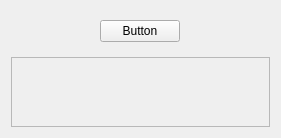
Before: the Qt Designer form src/gui/main_window/central_widget/scrape_widget/ScrapeWidget.ui in ephell/Telescrape, drawn with Qt 5.
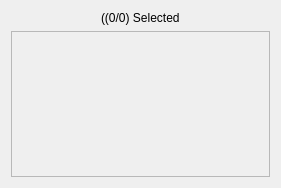
After: the same form once the commit is applied.

Commit message: Stack QCheckBox from top to bottom in scroll area; Count checked checkboxes in a label

The edit to the form file:
```diff
--- a/src/gui/main_window/central_widget/scrape_widget/ScrapeWidget.ui
+++ b/src/gui/main_window/central_widget/scrape_widget/ScrapeWidget.ui
@@ -7,47 +7,45 @@
     <x>0</x>
     <y>0</y>
     <width>281</width>
-    <height>138</height>
+    <height>188</height>
    </rect>
   </property>
   <property name="windowTitle">
    <string>Form</string>
   </property>
-  <layout class="QVBoxLayout" name="verticalLayout">
-   <item alignment="Qt::AlignHCenter|Qt::AlignVCenter">
-    <widget class="QPushButton" name="pushButton">
-     <property name="text">
-      <string>Button</string>
-     </property>
-    </widget>
-   </item>
-   <item>
-    <widget class="QScrollArea" name="scrollArea">
+  <layout class="QVBoxLayout" name="verticalLayout" stretch="0,1">
+   <item alignment="Qt::AlignHCenter">
+    <widget class="QLabel" name="check_boxes_checked_label">
      <property name="sizePolicy">
-      <sizepolicy hsizetype="Expanding" vsizetype="Fixed">
+      <sizepolicy hsizetype="Preferred" vsizetype="Fixed">
        <horstretch>0</horstretch>
        <verstretch>0</verstretch>
       </sizepolicy>
      </property>
-     <property name="maximumSize">
-      <size>
-       <width>16777215</width>
-       <height>90</height>
-      </size>
+     <property name="text">
+      <string>((0/0) Selected</string>
      </property>
+    </widget>
+   </item>
+   <item>
+    <widget class="QScrollArea" name="scroll_area">
      <property name="widgetResizable">
       <bool>true</bool>
      </property>
-     <widget class="QWidget" name="scrollAreaWidgetContents">
+     <widget class="QWidget" name="scroll_area_widget_contents">
       <property name="geometry">
        <rect>
         <x>0</x>
         <y>0</y>
         <width>261</width>
-        <height>88</height>
+        <height>146</height>
        </rect>
       </property>
-      <layout class="QVBoxLayout" name="verticalLayout_2"/>
+      <layout class="QVBoxLayout" name="verticalLayout_2">
+       <property name="sizeConstraint">
+        <enum>QLayout::SetDefaultConstraint</enum>
+       </property>
+      </layout>
      </widget>
     </widget>
    </item>
```
The commit also changes 2 other files.
